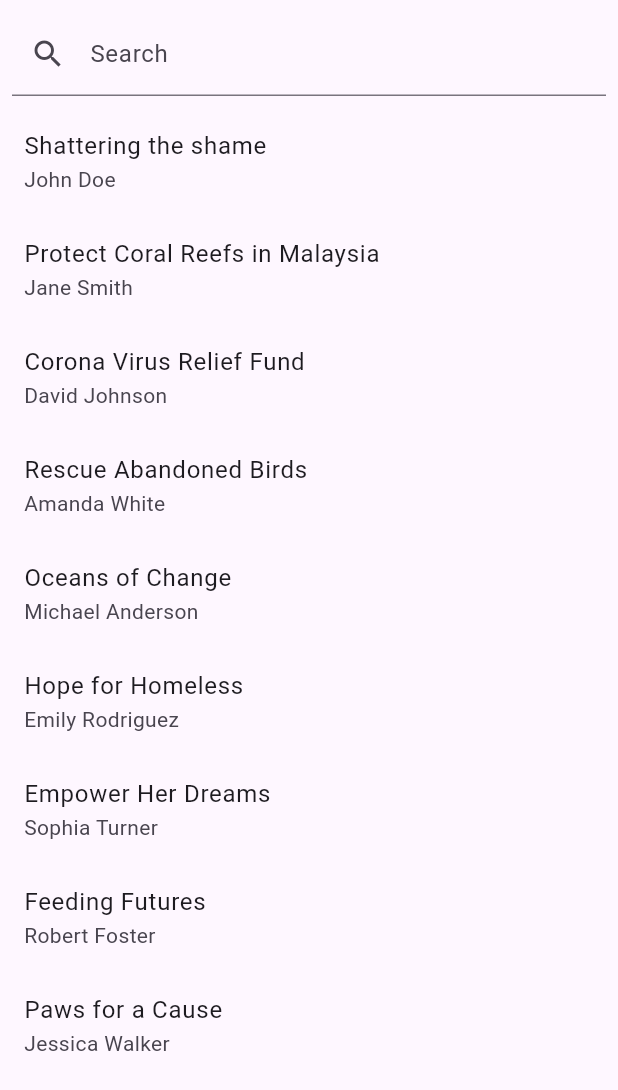
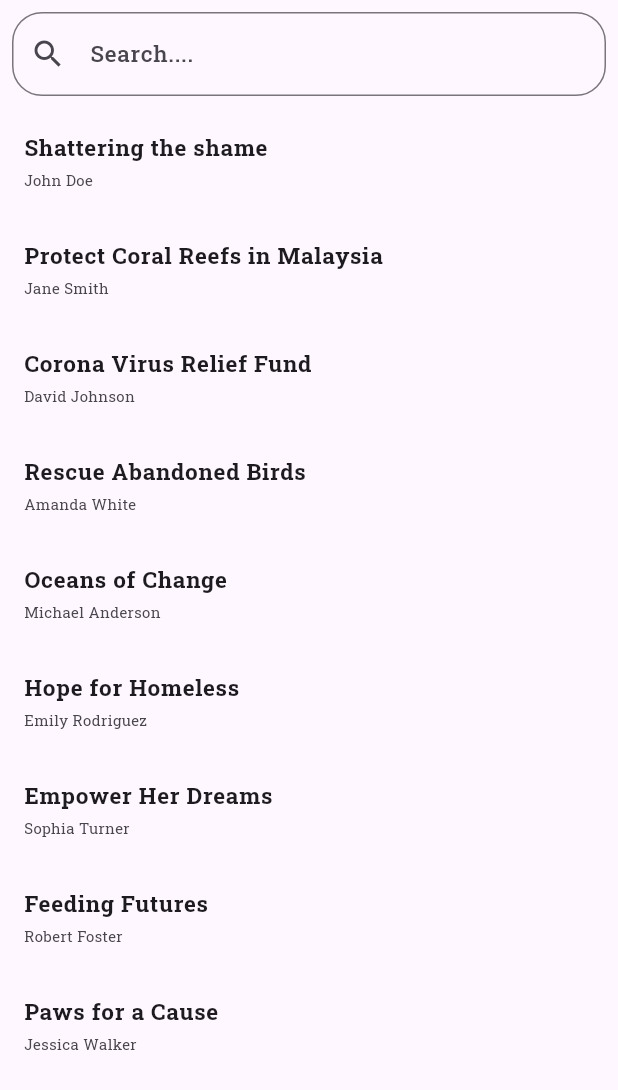
Before and after one commit to Mikku32/fundraising, a Flutter app: the SearchPage screen opened directly, on a phone screen of 412 x 824 dp. Shown: the top 1090 px of the screen. Run offline on Flutter 3.47's test engine with Material 3 defaults, Android fonts, the phone set to English and light mode, and no system bars; our stand-ins replace google_fonts, google_nav_bar, line_awesome_flutter.

Commit message:
Style changed

```diff
--- a/lib/Pages/favPage.dart
+++ b/lib/Pages/favPage.dart
@@ -1,6 +1,6 @@
 
 import 'package:flutter/material.dart';
-import 'package:fundraising/Widgets/bottom_Navigation.dart';
+import 'package:fundraising/Widgets/bottom_navigation.dart';
 import 'package:google_fonts/google_fonts.dart';
 import 'package:line_awesome_flutter/line_awesome_flutter.dart';
 
--- a/lib/Pages/firstPage.dart
+++ b/lib/Pages/home_page.dart
@@ -14,8 +14,8 @@ import 'package:google_fonts/google_fonts.dart';
 import 'package:line_awesome_flutter/line_awesome_flutter.dart';
 
 
-class Page1 extends StatelessWidget {
-  const Page1({super.key});
+class HomePage extends StatelessWidget {
+  const HomePage({super.key});
 
   @override
   Widget build(BuildContext context) {
--- a/lib/Pages/profilepage.dart
+++ b/lib/Pages/profilepage.dart
@@ -2,7 +2,7 @@ import 'package:flutter/material.dart';
 import 'package:fundraising/Pages/edit_profile_page.dart';
 import 'package:fundraising/Pages/help_page.dart';
 import 'package:fundraising/Pages/settings_page.dart';
-import 'package:fundraising/Widgets/bottom_Navigation.dart';
+import 'package:fundraising/Widgets/bottom_navigation.dart';
 import 'package:fundraising/Widgets/profile_menu.dart';
 import 'package:google_fonts/google_fonts.dart';
 import 'package:line_awesome_flutter/line_awesome_flutter.dart';
--- a/lib/Pages/searchPage.dart
+++ b/lib/Pages/search_page.dart
@@ -3,11 +3,12 @@
 import 'package:flutter/material.dart';
 import 'package:fundraising/Pages/case_card_description.dart';
 import 'package:fundraising/models/project_dummy.dart';
+import 'package:google_fonts/google_fonts.dart';
 
 
 
 class SearchPage extends StatefulWidget {
-     SearchPage ({
+    const SearchPage ({
       super.key,   });
 
 
@@ -46,8 +47,16 @@ class _SearchPageState extends State<SearchPage> {
             child: TextField(
               onChanged: _filterProjects,
               decoration: InputDecoration(
-                labelText: "Search",
-                prefixIcon: Icon(Icons.search)
+                hintText: 'Search....',
+                hintStyle: GoogleFonts.robotoSlab(
+                  fontSize: 15,
+                  fontWeight: FontWeight.w500
+                ),
+                prefixIcon: Icon(Icons.search),
+                border: OutlineInputBorder(
+                  borderRadius: BorderRadius.circular(20),
+
+                )
               ),
             ),
           ),
@@ -56,8 +65,17 @@ class _SearchPageState extends State<SearchPage> {
               itemCount: filteredProjects.length,
               itemBuilder: (context, index) {
                 return ListTile(
-                  title:  Text(filteredProjects[index].title),
-                  subtitle: Text(filteredProjects[index].author),
+                  title:  Text(filteredProjects[index].title,
+                  style: GoogleFonts.robotoSlab(
+                    fontSize: 15,
+                    fontWeight: FontWeight.bold
+                    ),),
+                  subtitle: Text(filteredProjects[index].author,
+                  style: GoogleFonts.robotoSlab(
+                    fontSize: 10,
+                    fontWeight: FontWeight.w400
+                  ),
+                  ),
 
                   onTap: () {
                   Navigator.push(context,
--- a/lib/main.dart
+++ b/lib/main.dart
@@ -3,7 +3,7 @@ import 'package:flutter/material.dart';
 
 
 
-import 'package:fundraising/Widgets/bottom_Navigation.dart';
+import 'package:fundraising/Widgets/bottom_navigation.dart';
 
 
 void main() {
--- a/lib/models/project_dummy.dart
+++ b/lib/models/project_dummy.dart
@@ -5,6 +5,7 @@ class Project{
  final String description;
  final String imgurl;
  final double target;
+ final String remaining;
 
  Project({
    required this.title,
@@ -12,7 +13,8 @@ class Project{
    required this.donation,
    required this.description,
    required this.imgurl,
-   required this.target
+   required this.target,
+   required this.remaining
 
  });
 }
@@ -24,6 +26,7 @@ class Project{
       description: "Project Guardian Angels is a heartfelt initiative aimed at creating a safe and nurturing environment for every child. We stand united against child abuse, working tirelessly to raise awareness, provide support to survivors, and implement preventive measures. Your contribution can help us build a world where every child is cherished, protected, and given the opportunity to thrive. Join us in being a guardian of hope and healing for the innocent souls who deserve a brighter and safer future than ever before .",
       imgurl: "assets/abuse.jpg",
       target: 2000.0,
+      remaining: "24 Days Left"
     ),
     Project(
       title: "Protect Coral Reefs in Malaysia",
@@ -32,6 +35,7 @@ class Project{
       description: "Reef Guardians Unite! Our project, Ocean Harmony, is dedicated to protecting and preserving coral reefs, the vibrant and essential ecosystems of our oceans. With your support, we're actively engaged in reef restoration efforts, raising awareness about the importance of coral reefs, and implementing sustainable practices to ensure their longevity. Together, we can be the guardians of these underwater wonders, fostering a healthy marine environment for generations to come. Join us in creating a tide of positive change and safeguarding the beauty and biodiversity of our oceans.",
       imgurl: "assets/bg.jpg",
       target: 10000.0,
+      remaining: "2 Days Left"
     ),
     Project(
       title: "Corona Virus Relief Fund",
@@ -44,6 +48,7 @@ class Project{
       The relief fund is a conduit for impactful change, exemplified through touching stories of assistance. The Johnson family, grappling with job loss, found solace in our financial aid for medical bills and groceries. In another instance, elderly individuals in assisted living facilities were provided with tablets, fostering virtual communication to combat the isolating effects of the pandemic.Corporate sponsorships from esteemed partners like XYZ Corporation and the ABC Foundation underscore the collective effort to combat the pandemic's multifaceted challenges. Events such as the Virtual 5K Run and Online Auction have not only raised funds but have also united communities in a shared commitment to overcoming adversity.As we navigate these uncertain times together, the Unity Against COVID-19 Relief Fund stands as a testament to the resilience and compassion of individuals and organizations alike. With your continued support, we are poised to make a lasting impact and help communities emerge stronger on the other side of this global crisis.""",
       imgurl: "assets/Face masks.jpg",
       target: 500.0,
+      remaining: "5 Days Left"
     ),
     Project(
       title: "Rescue Abandoned Birds",
@@ -52,6 +57,7 @@ class Project{
       description: "Wings of Compassion: Rescuing Abandoned Birds is a heartfelt initiative committed to providing a haven for our feathered friends. Abandoned, injured, or orphaned, these birds deserve a second chance. Our project focuses on rescue, rehabilitation, and release, ensuring that every bird receives the care and support needed to spread its wings once more. With your support, we can build aviaries, provide medical care, and create awareness about responsible bird ownership. Join us in being the voice for these abandoned souls, giving them a chance to soar high and fill the sky with their beauty.",
       imgurl: "assets/parrot.jpeg",
       target: 1500.0,
+      remaining: "10 Hours Left"
     ),
     Project(
   title: "Oceans of Change",
@@ -60,6 +66,7 @@ class Project{
   description: "Embark on a journey with us as we strive to create 'Oceans of Change.' Our mission is to preserve and protect marine life through innovative and sustainable practices. Your generous donation will fund critical initiatives such as marine conservation, habitat restoration, and scientific research. Together, we can ensure that our oceans thrive for generations to come, providing a healthy and balanced environment for countless species. Join us in making a lasting impact on the future of our oceans and the delicate ecosystems they harbor.",
   imgurl: "assets/ocean.jpg",
   target: 15000.0,
+  remaining: "2 Months Left"
 ),
 
 Project(
@@ -69,6 +76,7 @@ Project(
   description: "In the heart of our cities, countless individuals face the harsh reality of homelessness every day. 'Hope for Homeless' is a beacon of compassion, aiming to provide shelter, warmth, and support to those in need. Your contribution will directly impact our efforts to build shelters, offer essential resources, and create pathways for individuals to regain independence. Together, let's bring hope to those who need it most and work towards a future where homelessness is a distant memory.",
   imgurl: "assets/homeless.jpg",
   target: 8000.0,
+  remaining: "30 Days Left"
 ),
 
 Project(
@@ -78,6 +86,7 @@ Project(
   description: "Every girl deserves the opportunity to dream and achieve her fullest potential. 'Empower Her Dreams' is a commitment to supporting education for underprivileged girls, breaking down barriers that hinder their growth. Your generous support will fund scholarships, educational programs, and mentorship initiatives. Join us in empowering these young minds, providing them with the tools and knowledge to shape a brighter future for themselves and their communities.",
   imgurl: "assets/women.jpg",
   target: 20000.0,
+  remaining: "1 Month Left"
 ),
 
 Project(
@@ -87,6 +96,7 @@ Project(
   description: "In the fight against hunger, 'Feeding Futures' is a rallying call to create sustainable solutions and nourish communities in need. Your contribution will support initiatives such as community gardens, agricultural training, and food distribution programs. Together, we can break the cycle of hunger and create a future where everyone has access to nutritious food. Join us in feeding not only stomachs but also the potential and dreams of those striving for a brighter tomorrow.",
   imgurl: "assets/hunger.jpg",
   target: 12000.0,
+  remaining: "3 Months Left"
 ),
 
 Project(
@@ -96,6 +106,7 @@ Project(
   description: "Join us on a mission to make a difference in the lives of our furry friends with 'Paws for a Cause.' Our project focuses on rescuing and caring for abandoned animals, providing them with love, shelter, and a chance for a new beginning. Your contribution will directly impact our efforts to operate animal shelters, fund veterinary care, and promote responsible pet ownership. Together, let's create a world where every paw finds a loving home and every animal gets the second chance they deserve.",
   imgurl: "assets/paws.jpg",
   target: 7500.0,
+  remaining: "5 Days Left"
 )
 
   ];
```
Also changed, not shown: lib/Pages/case_card_description.dart (+6 -1 lines), lib/Pages/donation_page.dart (+46 -19 lines), lib/Widgets/bottom_Navigation.dart (+6 -6 lines).
